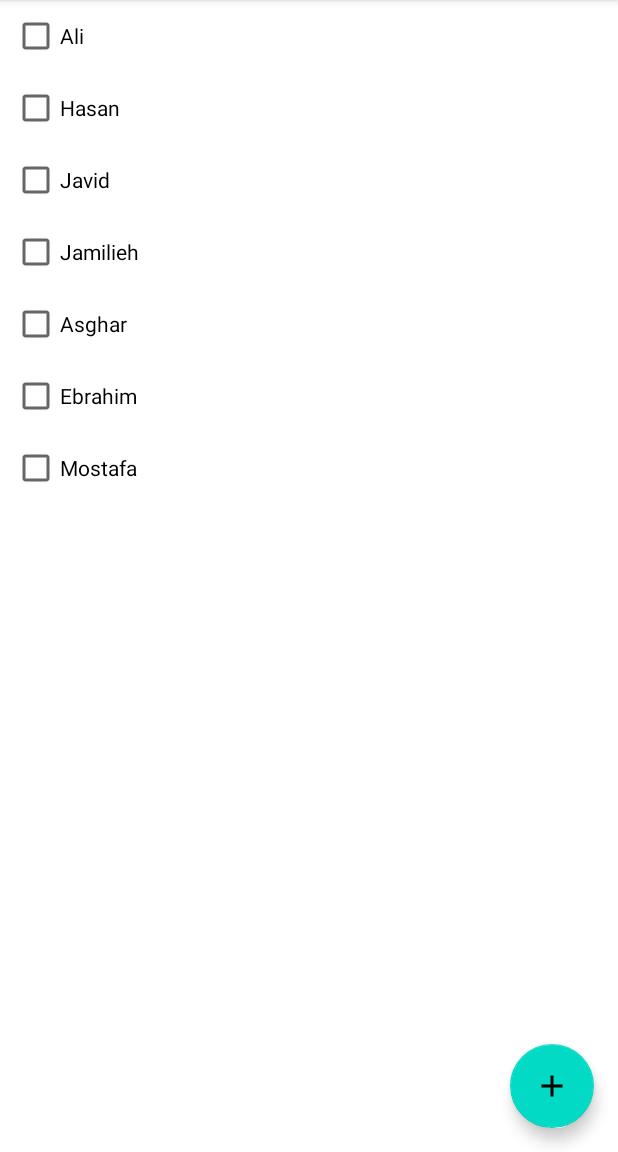
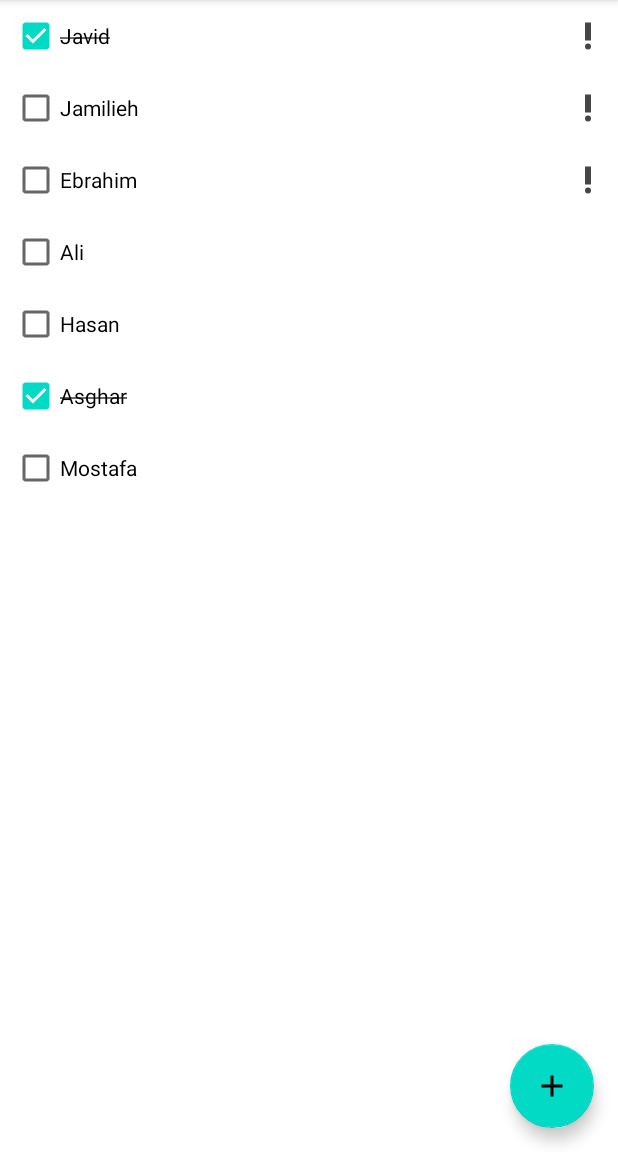
Before and after one commit to ashrafimostafa/learn-android, an Android app: the screen it shows after launch (MainActivity), on a phone screen of 412 x 824 dp, the part 84-1236 px from its top. Run offline under Robolectric (Android 15) with nearby library versions, the phone set to English and light mode, and no system bars; our stand-ins replace Dagger/Hilt's generated code, Room's generated code; libraries missing offline, so code that uses them is left out: androidx.hilt.lifecycle.

```diff
--- a/app/src/main/java/com/dev/learnandroid/data/local/TaskDao.kt
+++ b/app/src/main/java/com/dev/learnandroid/data/local/TaskDao.kt
@@ -1,13 +1,23 @@
 package com.dev.learnandroid.data.local
 
 import androidx.room.*
+import com.dev.learnandroid.ui.task.SortOrder
 import kotlinx.coroutines.flow.Flow
 
 @Dao
 interface TaskDao {
 
-    @Query("SELECT * FROM tasktable WHERE name LIKE '%' || :searchQuery || '%' ORDER BY isImportant DESC")
-    fun getAllTask(searchQuery: String): Flow<List<Task>>
+    fun getTask(query: String, sortOrder: SortOrder, hideCompleted: Boolean): Flow<List<Task>> =
+        when (sortOrder) {
+            SortOrder.BY_NAME -> getTaskSortByName(query, hideCompleted)
+            SortOrder.BY_DATE -> getTaskSortByDate(query, hideCompleted)
+        }
+
+    @Query("SELECT * FROM tasktable WHERE (isChecked != :hideCompleted OR isChecked= 0 ) AND name LIKE '%' || :searchQuery || '%' ORDER BY isImportant DESC, name")
+    fun getTaskSortByName(searchQuery: String, hideCompleted: Boolean): Flow<List<Task>>
+
+    @Query("SELECT * FROM tasktable WHERE (isChecked != :hideCompleted OR isChecked= 0 ) AND name LIKE '%' || :searchQuery || '%' ORDER BY isImportant DESC, createdDate")
+    fun getTaskSortByDate(searchQuery: String, hideCompleted: Boolean): Flow<List<Task>>
 
     @Insert(onConflict = OnConflictStrategy.REPLACE)
     suspend fun insertTask(task: Task)
--- a/app/src/main/java/com/dev/learnandroid/data/local/TaskDatabase.kt
+++ b/app/src/main/java/com/dev/learnandroid/data/local/TaskDatabase.kt
@@ -25,13 +25,13 @@ abstract class TaskDatabase : RoomDatabase() {
             //dummy data
             val dao = database.get().taskDao()
             applicationScope.launch {
-                dao.insertTask(Task("Ali"))
-                dao.insertTask(Task("Hasan"))
-                dao.insertTask(Task("Javid"))
-                dao.insertTask(Task("Jamilieh"))
-                dao.insertTask(Task("Asghar"))
-                dao.insertTask(Task("Ebrahim"))
-                dao.insertTask(Task("Mostafa"))
+                dao.insertTask(Task("Ali", isChecked = false))
+                dao.insertTask(Task("Hasan", isChecked = false))
+                dao.insertTask(Task("Javid", isChecked = true, isImportant = true))
+                dao.insertTask(Task("Jamilieh", isChecked = false, isImportant = true))
+                dao.insertTask(Task("Asghar", isChecked = true))
+                dao.insertTask(Task("Ebrahim", isChecked = false, isImportant = true))
+                dao.insertTask(Task("Mostafa", isChecked = false))
             }
         }
     }
--- a/app/src/main/java/com/dev/learnandroid/ui/task/TaskFragment.kt
+++ b/app/src/main/java/com/dev/learnandroid/ui/task/TaskFragment.kt
@@ -58,13 +58,16 @@ class TaskFragment : Fragment(R.layout.fragment_task) {
     override fun onOptionsItemSelected(item: MenuItem): Boolean {
         return when (item.itemId) {
             R.id.menu_task_sort_name -> {
+                viewModel.sortOrder.value = SortOrder.BY_NAME
                 true
             }
             R.id.menu_task_sort_date -> {
+                viewModel.sortOrder.value = SortOrder.BY_DATE
                 true
             }
             R.id.menu_task_hide_complete_task -> {
                 item.isChecked = !item.isChecked
+                viewModel.hideCompleted.value = item.isChecked
                 true
             }
             R.id.menu_task_delete_all_completed_task -> {
--- a/app/src/main/java/com/dev/learnandroid/ui/task/TaskViewModel.kt
+++ b/app/src/main/java/com/dev/learnandroid/ui/task/TaskViewModel.kt
@@ -5,6 +5,7 @@ import androidx.lifecycle.ViewModel
 import androidx.lifecycle.asLiveData
 import com.dev.learnandroid.data.local.TaskDao
 import kotlinx.coroutines.flow.MutableStateFlow
+import kotlinx.coroutines.flow.combine
 import kotlinx.coroutines.flow.flatMapLatest
 
 class TaskViewModel @ViewModelInject constructor(
@@ -13,10 +14,25 @@ class TaskViewModel @ViewModelInject constructor(
 
     val searchQuery = MutableStateFlow("")
 
-    private val taskFlow = searchQuery.flatMapLatest {
-        taskDao.getAllTask(it)
+    val sortOrder = MutableStateFlow(SortOrder.BY_DATE)
+
+    val hideCompleted = MutableStateFlow(false)
+
+    private val taskFlow = combine(
+        searchQuery,
+        sortOrder,
+        hideCompleted
+    ) { query, sortOrder, hideApp ->
+        Triple(query, sortOrder, hideApp)
+    }.flatMapLatest { (query, sortOrder, hideApp) ->
+        taskDao.getTask(query, sortOrder, hideApp)
     }
 
     val taskList = taskFlow.asLiveData()
 
 }
+
+enum class SortOrder {
+    BY_NAME,
+    BY_DATE
+}
```
